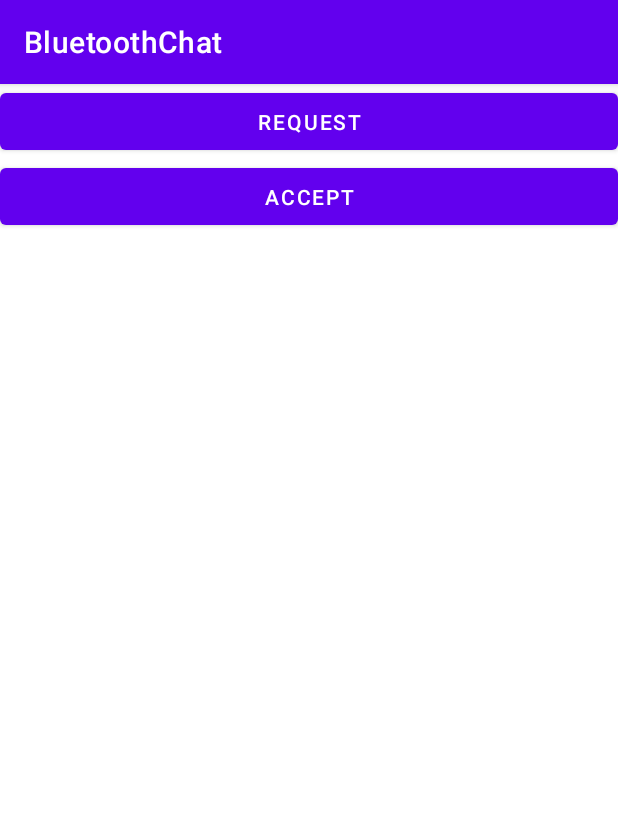
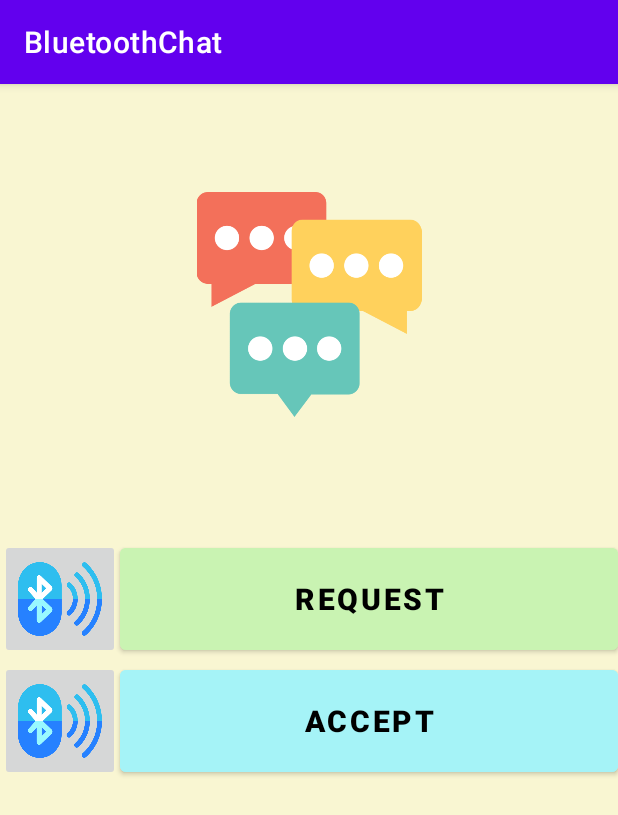
Before and after one commit to shammijojo/BluetoothChat, an Android app: the screen it shows after launch (Connect), on a phone screen of 412 x 824 dp. Shown: the top 815 px of the screen. Run offline under Robolectric (Android 15) with nearby library versions, the phone set to English and light mode, and no system bars.

Commit message:
design changes

```diff
--- a/app/src/main/java/com/example/bluetoothchat/DeviceList.java
+++ b/app/src/main/java/com/example/bluetoothchat/DeviceList.java
@@ -1,6 +1,7 @@
 package com.example.bluetoothchat;
 
 import android.annotation.SuppressLint;
+import android.bluetooth.BluetoothClass;
 import android.bluetooth.BluetoothDevice;
 import android.content.Context;
 import android.view.LayoutInflater;
--- a/app/src/main/java/com/example/bluetoothchat/connection/AcceptThread.java
+++ b/app/src/main/java/com/example/bluetoothchat/connection/AcceptThread.java
@@ -55,6 +55,7 @@ public class AcceptThread extends Thread {
         System.out.println(socket + " connecting " + remoteDevice);
         Config.getReadWriteThread(socket).start();
         Intent i = new Intent(Connect.getContext(), ChatWindow.class);
+        i.setFlags(Intent.FLAG_ACTIVITY_NEW_TASK);
         Connect.getContext().startActivity(i);
     }
 }
--- a/app/src/main/java/com/example/bluetoothchat/connection/ReadWriteThread.java
+++ b/app/src/main/java/com/example/bluetoothchat/connection/ReadWriteThread.java
@@ -14,6 +14,7 @@ import java.io.InputStream;
 import java.io.OutputStream;
 import java.nio.charset.StandardCharsets;
 import java.util.Arrays;
+import java.util.Calendar;
 
 public class ReadWriteThread extends Thread {
     private final BluetoothSocket bluetoothSocket;
@@ -59,7 +60,7 @@ public class ReadWriteThread extends Thread {
                     public void run() {
                         Toast toast = Toast.makeText(Connect.getContext(), str, Toast.LENGTH_SHORT);
                         toast.show();
-                        ChatWindow.addMsg(new Message(str, MessageType.RECEIVED));
+                        ChatWindow.addMsg(new Message(str, MessageType.RECEIVED, Calendar.getInstance().getTime().toString()));
                     }
                 });
 
@@ -91,7 +92,7 @@ public class ReadWriteThread extends Thread {
                 public void run() {
                     Toast toast = Toast.makeText(Connect.getContext(), str, Toast.LENGTH_SHORT);
                     toast.show();
-                    ChatWindow.addMsg(new Message(str, MessageType.SENT));
+                    ChatWindow.addMsg(new Message(str, MessageType.SENT,Calendar.getInstance().getTime().toString()));
                 }
             });
             handler.obtainMessage(2, -1, -1,
--- a/app/src/main/res/layout/activity_connect.xml
+++ b/app/src/main/res/layout/activity_connect.xml
@@ -4,20 +4,87 @@
     xmlns:tools="http://schemas.android.com/tools"
     android:layout_width="match_parent"
     android:layout_height="match_parent"
+    android:background="#F9F6D2"
     tools:context=".connection.Connect">
+
+    <View
+        android:id="@+id/dummy"
+        android:layout_width="1dp"
+        android:layout_height="1dp"
+        app:layout_constraintBottom_toBottomOf="parent"
+        app:layout_constraintTop_toTopOf="parent"
+        tools:ignore="MissingConstraints" />
+
+    <ImageView
+        android:id="@+id/chat"
+        android:src="@drawable/chat"
+        android:layout_width="match_parent"
+        android:layout_height="150dp"
+        app:layout_constraintTop_toTopOf="parent"
+        app:layout_constraintBottom_toTopOf="@id/requestlayout"
+        android:scaleType="fitCenter"
+        android:layout_marginBottom="10dp"/>
+
+    <LinearLayout
+        android:id="@+id/requestlayout"
+        android:layout_width="match_parent"
+        android:layout_height="80dp"
+        app:layout_constraintBottom_toTopOf="@id/dummy"
+        android:clickable="true"
+        android:orientation="horizontal"
+        tools:ignore="MissingConstraints">
+
+        <ImageButton
+            android:id="@+id/requestpic"
+            android:layout_width="80dp"
+            android:layout_height="match_parent"
+            android:src="@drawable/bluetooth"
+            android:scaleType="fitXY"
+            />
 
         <Button
             android:id="@+id/request"
             android:text="REQUEST"
+            android:backgroundTint="#C9F3B2"
+            android:textStyle="bold"
+            android:textColor="@color/black"
+            android:textSize="20dp"
             android:layout_width="match_parent"
-        android:layout_height="50dp"
-        app:layout_constraintTop_toTopOf="parent"/>
+            android:layout_height="match_parent"
+            />
+
+    </LinearLayout>
+
+
+    <LinearLayout
+        android:id="@+id/acceptlayout"
+        android:layout_width="match_parent"
+        android:layout_height="80dp"
+        app:layout_constraintTop_toBottomOf="@id/dummy"
+        android:clickable="true"
+        android:orientation="horizontal"
+        tools:ignore="MissingConstraints">
+
+        <ImageButton
+            android:id="@+id/acceptpic"
+            android:layout_width="80dp"
+            android:layout_height="match_parent"
+            android:src="@drawable/bluetooth"
+            android:scaleType="fitXY" />
 
         <Button
             android:id="@+id/accept"
             android:text="ACCEPT"
+            android:backgroundTint="#A5F3F7"
+            android:textStyle="bold"
+            android:textSize="20dp"
+            android:textColor="@color/black"
             android:layout_width="match_parent"
-        android:layout_height="50dp"
-        app:layout_constraintTop_toBottomOf="@+id/request"/>
+            android:layout_height="match_parent" />
+
+    </LinearLayout>
+
+
+
 
 </androidx.constraintlayout.widget.ConstraintLayout>
--- a/app/src/main/res/layout/activity_main.xml
+++ b/app/src/main/res/layout/activity_main.xml
@@ -4,6 +4,7 @@
     xmlns:tools="http://schemas.android.com/tools"
     android:layout_width="match_parent"
     android:layout_height="match_parent"
+    android:background="#F9F6D2"
     tools:context=".MainActivity">
 
 <!--    <TextView-->
@@ -19,7 +20,7 @@
         android:clickable="true"
         android:layout_width="match_parent"
         android:layout_height="match_parent"
-        android:layout_marginTop="31dp"
+        android:layout_marginTop="5dp"
         />
 
 </androidx.constraintlayout.widget.ConstraintLayout>
--- a/app/src/main/res/layout/device_list_layout.xml
+++ b/app/src/main/res/layout/device_list_layout.xml
@@ -9,6 +9,10 @@
         android:layout_width="match_parent"
         android:layout_marginLeft="5dp"
         android:layout_height="50dp"
+        android:textStyle="bold"
+        android:textAlignment="gravity"
+        android:gravity="center_vertical"
+        android:paddingLeft="5dp"
         app:layout_constraintLeft_toLeftOf="parent"
         app:layout_constraintTop_toTopOf="parent" />
 
```
Also changed, not shown: app/src/main/java/com/example/bluetoothchat/ChatList.java (+21 -0 lines), app/src/main/java/com/example/bluetoothchat/ChatWindow.java (+6 -4 lines), app/src/main/java/com/example/bluetoothchat/CommonUtil.java (added, +38 -0 lines), app/src/main/java/com/example/bluetoothchat/message/Message.java (+11 -1 lines), app/src/main/res/layout/activity_chat_window.xml (+7 -3 lines), app/src/main/res/layout/chatbox_layout.xml (+12 -1 lines), app/src/main/res/drawable/bluetooth.png (added), app/src/main/res/drawable/chat.png (added), app/src/main/res/drawable/chat_small.png (added). Lines whose indentation alone changed are shown as unchanged.
